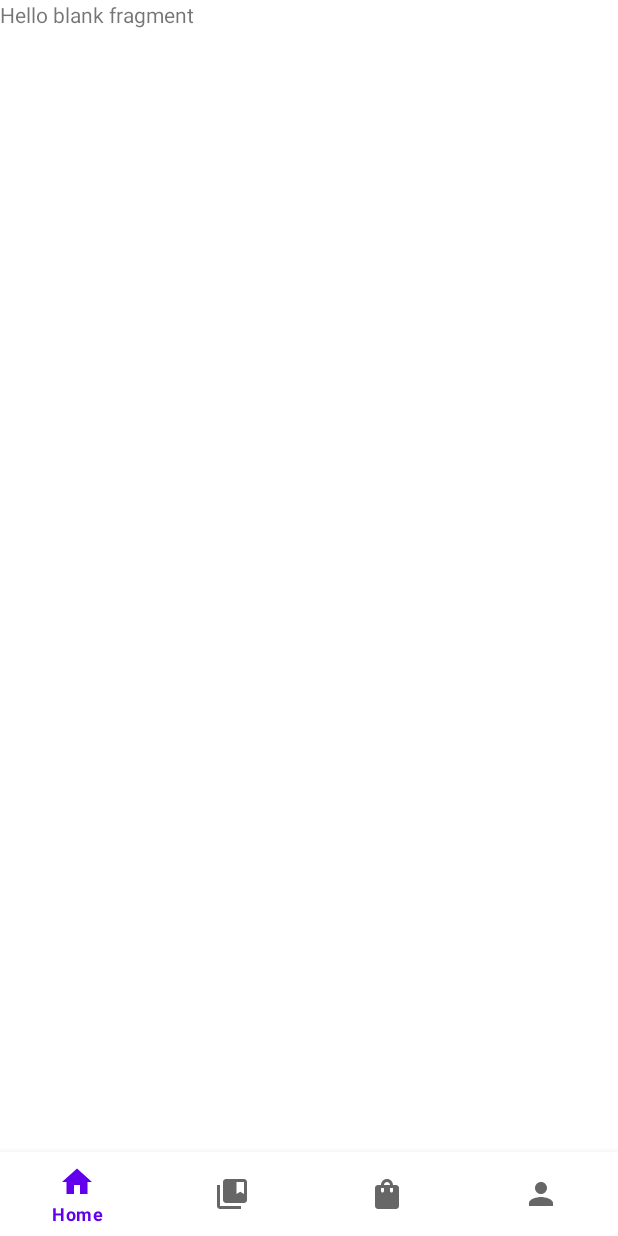
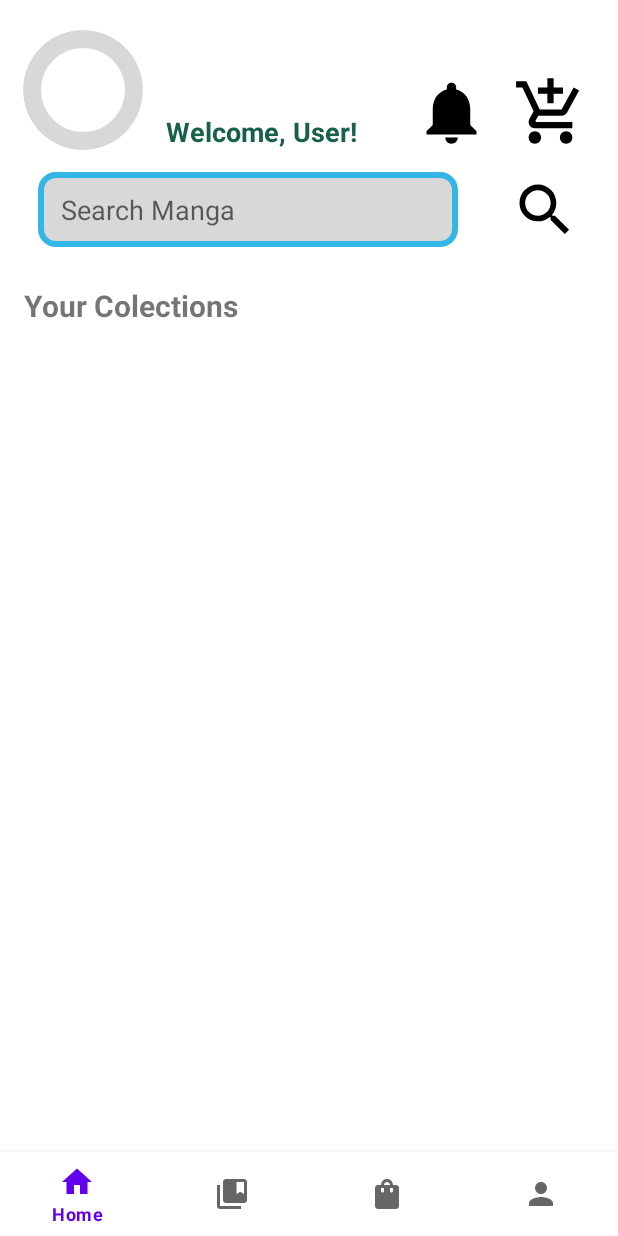
Before and after one commit to VanDungHoang24/doannhom8_ltdd1_app_doctruyen_kolin, an Android app: the fragment FrColection placed in its activity, on a phone screen of 412 x 824 dp. Run offline under Robolectric (Android 15) with nearby library versions, the phone set to English and light mode, and no system bars.

Commit message:
ADD:feature  Colections(FrColection)

```diff
--- a/AppDocTruyenTranhOnline/app/build.gradle.kts
+++ b/AppDocTruyenTranhOnline/app/build.gradle.kts
@@ -1,6 +1,7 @@
 plugins {
     alias(libs.plugins.android.application)
     alias(libs.plugins.kotlin.android)
+    id ("kotlin-parcelize")
 }
 
 android {
--- /dev/null
+++ b/AppDocTruyenTranhOnline/app/src/main/java/com/tdc/nhom8/appdoctruyentranhonline/Author.kt
@@ -0,0 +1,11 @@
+package com.tdc.nhom8.appdoctruyentranhonline
+import android.os.Parcelable
+import kotlinx.parcelize.Parcelize
+
+@Parcelize
+data class Author(
+    val id: String,
+    var name: String,
+    var bio: String,
+    var avatar: String
+) : Parcelable
--- /dev/null
+++ b/AppDocTruyenTranhOnline/app/src/main/java/com/tdc/nhom8/appdoctruyentranhonline/Comic.kt
@@ -0,0 +1,14 @@
+package com.tdc.nhom8.appdoctruyentranhonline
+
+import android.os.Parcelable
+import kotlinx.parcelize.Parcelize
+
+    @Parcelize
+    data class Comic(
+        val id: String,
+        var name: String,
+        var author: Author,
+        var price: Double,
+        var coverImage: String,
+        var description: String
+    ) : Parcelable
--- a/AppDocTruyenTranhOnline/app/src/main/java/com/tdc/nhom8/appdoctruyentranhonline/ComicAdapter.kt
+++ b/AppDocTruyenTranhOnline/app/src/main/java/com/tdc/nhom8/appdoctruyentranhonline/ComicAdapter.kt
@@ -9,8 +9,9 @@ import android.widget.ArrayAdapter
 import android.widget.ImageView
 import android.widget.TextView
 import com.tdc.nhom8.appdoctruyentranhonline.MangaDetail
-import com.tdc.nhom8.appdoctruyentranhonline.Object.*
+import com.tdc.nhom8.appdoctruyentranhonline.Comic
 import com.tdc.nhom8.appdoctruyentranhonline.R
+import java.io.Serializable
 
 class ComicAdapter(
     private val context: Context,
@@ -22,13 +23,15 @@ class ComicAdapter(
         val comic = comicList[position]
 
         val comicTitle: TextView = view.findViewById(R.id.tvTitileItem)
+        val comicAuthor: TextView = view.findViewById(R.id.tvAuItem)
         val comicImage: ImageView = view.findViewById(R.id.imgItem)
 
-        // Set tiêu đề
+        // Set tiêu đề comic
         comicTitle.text = comic.name
-
-        // Kiểm tra và đặt ảnh
-        val imageId = getDrawableId(context, comic.cover_image)
+        //set comicAuthor
+        comicAuthor.text=comic.author.name
+        // Kiểm tra và đặt ảnh comic
+        val imageId = getDrawableId(context, comic.coverImage)
         if (imageId != 0) {
             comicImage.setImageResource(imageId) // Sử dụng ảnh từ tài nguyên
         } else {
@@ -40,7 +43,8 @@ class ComicAdapter(
             val intent = Intent(context, MangaDetail::class.java).apply {
                 putExtra("comic_title", comic.name)
                 putExtra("comic_description", comic.description)
-                putExtra("comic_image", comic.cover_image)
+                putExtra("comic_image", comic.coverImage)
+                putExtra("author", comic.author)
             }
             context.startActivity(intent)
         }
--- a/AppDocTruyenTranhOnline/app/src/main/java/com/tdc/nhom8/appdoctruyentranhonline/ComicRecyclerViewAdapter.kt
+++ b/AppDocTruyenTranhOnline/app/src/main/java/com/tdc/nhom8/appdoctruyentranhonline/ComicRecyclerViewAdapter.kt
@@ -8,7 +8,7 @@ import android.widget.ImageView
 import android.widget.TextView
 import androidx.recyclerview.widget.RecyclerView
 import com.tdc.nhom8.appdoctruyentranhonline.MangaDetail
-import com.tdc.nhom8.appdoctruyentranhonline.Object.*
+import com.tdc.nhom8.appdoctruyentranhonline.Comic
 import com.tdc.nhom8.appdoctruyentranhonline.R
 
 
@@ -19,6 +19,7 @@ class ComicRecyclerViewAdapter(
 
     class ComicViewHolder(itemView: View) : RecyclerView.ViewHolder(itemView) {
         val comicTitle: TextView = itemView.findViewById(R.id.item_name)
+        val comicAuthor: TextView = itemView.findViewById(R.id.authorName)
         val comicImage: ImageView = itemView.findViewById(R.id.item_cover_image)
     }
 
@@ -27,10 +28,14 @@ class ComicRecyclerViewAdapter(
         return ComicViewHolder(view)
     }
 
+    //gán vào comic_slider
     override fun onBindViewHolder(holder: ComicViewHolder, position: Int) {
         val comic = comicList[position]
         holder.comicTitle.text = comic.name
-        val imageId = context.resources.getIdentifier(comic.cover_image, "drawable", context.packageName)
+        holder.comicAuthor.text = comic.author.name
+
+
+        val imageId = context.resources.getIdentifier(comic.coverImage, "drawable", context.packageName)
         holder.comicImage.setImageResource(imageId)
 
         // Sự kiện click vào item
@@ -38,7 +43,8 @@ class ComicRecyclerViewAdapter(
             val intent = Intent(context, MangaDetail::class.java).apply {
                 putExtra("comic_title", comic.name)
                 putExtra("comic_description", comic.description)
-                putExtra("comic_image", comic.cover_image)
+                putExtra("comic_image", comic.coverImage)
+                putExtra("author", comic.author)
             }
             context.startActivity(intent)
         }
--- a/AppDocTruyenTranhOnline/app/src/main/java/com/tdc/nhom8/appdoctruyentranhonline/FrColection.kt
+++ b/AppDocTruyenTranhOnline/app/src/main/java/com/tdc/nhom8/appdoctruyentranhonline/FrColection.kt
@@ -6,26 +6,13 @@ import android.view.LayoutInflater
 import android.view.View
 import android.view.ViewGroup
 
-// TODO: Rename parameter arguments, choose names that match
-// the fragment initialization parameters, e.g. ARG_ITEM_NUMBER
-private const val ARG_PARAM1 = "param1"
-private const val ARG_PARAM2 = "param2"
 
-/**
- * A simple [Fragment] subclass.
- * Use the [FrColection.newInstance] factory method to
- * create an instance of this fragment.
- */
 class FrColection : Fragment() {
-    // TODO: Rename and change types of parameters
-    private var param1: String? = null
-    private var param2: String? = null
 
     override fun onCreate(savedInstanceState: Bundle?) {
         super.onCreate(savedInstanceState)
         arguments?.let {
-            param1 = it.getString(ARG_PARAM1)
-            param2 = it.getString(ARG_PARAM2)
+
         }
     }
 
@@ -37,23 +24,5 @@ class FrColection : Fragment() {
         return inflater.inflate(R.layout.fragment_fr_colection, container, false)
     }
 
-    companion object {
-        /**
-         * Use this factory method to create a new instance of
-         * this fragment using the provided parameters.
-         *
-         * @param param1 Parameter 1.
-         * @param param2 Parameter 2.
-         * @return A new instance of fragment frColection.
-         */
-        // TODO: Rename and change types and number of parameters
-        @JvmStatic
-        fun newInstance(param1: String, param2: String) =
-            FrColection().apply {
-                arguments = Bundle().apply {
-                    putString(ARG_PARAM1, param1)
-                    putString(ARG_PARAM2, param2)
-                }
-            }
-    }
+
 }
--- a/AppDocTruyenTranhOnline/app/src/main/java/com/tdc/nhom8/appdoctruyentranhonline/FrHome.kt
+++ b/AppDocTruyenTranhOnline/app/src/main/java/com/tdc/nhom8/appdoctruyentranhonline/FrHome.kt
@@ -15,7 +15,7 @@ import androidx.recyclerview.widget.LinearLayoutManager
 import androidx.recyclerview.widget.RecyclerView
 import com.tdc.nhom8.appdoctruyentranhonline.ComicAdapter
 import com.tdc.nhom8.appdoctruyentranhonline.ComicRecyclerViewAdapter
-import com.tdc.nhom8.appdoctruyentranhonline.Object.*
+import com.tdc.nhom8.appdoctruyentranhonline.Comic
 import com.tdc.nhom8.appdoctruyentranhonline.databinding.FragmentFrHomeBinding
 
 
@@ -80,15 +80,16 @@ class FrHome : Fragment() {
         comicListTopTuan = listOf(
             Comic("Item09", "Tokyo Ghoul", Author("Au009", "Ishida", "A ghoul's life and survival in Tokyo", "aau9"), 98.4, "cover_image_cm9", ""),
             Comic("Item10", "One Punch Man", Author("Au010", "Murata", "A hero who defeats anyone with a single punch", "aau10"), 112.3, "cover_image_cm10", ""),
-            Comic("Item11", "Demon Slayer", Author("Au011", "Koyoharu", "The fight against demons to save loved ones", "aau11"), 130.0, "cover_image_cm11", ""),
-            Comic("Item12", "Fairy Tail", Author("Au012", "Mashima", "A guild of mages embarking on epic adventures", "aau12"), 75.0, "cover_image_cm12", "")
+            Comic("Item16", "Hunter x Hunter", Author("Au016", "Togashi", "A young boy's journey to find his father", "aau16"), 140.3, "cover_image_cm16", ""),
+            Comic("Item11", "Demon Slayer", Author("Au011", "Koyoharu", "The fight against demons to save loved ones", "aau11"), 130.0, "cover_image_cm11", "")
         )
 
        comicListTopThang = listOf(
             Comic("Item13", "Fullmetal Alchemist", Author("Au013", "Arakawa", "Two brothers seek the Philosopher's Stone", "aau13"), 120.8, "cover_image_cm13", ""),
             Comic("Item14", "Death Note", Author("Au014", "Ohba", "A high school student discovers a deadly notebook", "aau14"), 110.2, "cover_image_cm14", ""),
             Comic("Item15", "Sword Art Online", Author("Au015", "Kawahara", "Trapped in a virtual world, players must survive", "aau15"), 85.4, "cover_image_cm15", ""),
-            Comic("Item16", "Hunter x Hunter", Author("Au016", "Togashi", "A young boy's journey to find his father", "aau16"), 140.3, "cover_image_cm16", "")
+           Comic("Item12", "Fairy Tail", Author("Au012", "Mashima", "A guild of mages embarking on epic adventures", "aau12"), 75.0, "cover_image_cm12", "")
+
         )
 
 
@@ -166,7 +167,7 @@ class FrHome : Fragment() {
         val intent = Intent(requireActivity(), MangaDetail::class.java).apply {
             putExtra("comic_title", comic.name)
             putExtra("comic_description", comic.description)
-            putExtra("comic_image", comic.cover_image) // Truyền URL hoặc ID tài nguyên của ảnh
+            putExtra("comic_image", comic.coverImage) // Truyền URL hoặc ID tài nguyên của ảnh
         }
         startActivity(intent)
     }
--- a/AppDocTruyenTranhOnline/app/src/main/java/com/tdc/nhom8/appdoctruyentranhonline/Object.kt
+++ /dev/null
@@ -1,25 +0,0 @@
-package com.tdc.nhom8.appdoctruyentranhonline
-
-class Object {
-    // Data classes for Author, User, and Comic
-data class Author(val id: String, var name: String, var bio: String, var avatar: String)
-
-
-    data class User(
-        val id: String,
-        var name: String,
-        var password: String,
-        var email: String,
-        var User_cover_image: String
-    )
-
-    data class Comic(
-        val id: String,
-        var name: String,
-        var author: Author,
-        var price: Double,
-        var cover_image: String,
-        var description: String
-    )
-
-}
--- a/AppDocTruyenTranhOnline/app/src/main/java/com/tdc/nhom8/appdoctruyentranhonline/SliderAdapter.kt
+++ b/AppDocTruyenTranhOnline/app/src/main/java/com/tdc/nhom8/appdoctruyentranhonline/SliderAdapter.kt
@@ -1,6 +1,7 @@
 package com.tdc.nhom8.appdoctruyentranhonline
 
-import com.tdc.nhom8.appdoctruyentranhonline.Object.*
+import com.tdc.nhom8.appdoctruyentranhonline.Author
+import com.tdc.nhom8.appdoctruyentranhonline.Comic
 import android.content.Context
 import android.view.LayoutInflater
 import android.view.View
@@ -27,7 +28,7 @@ class SliderAdapter(
         holder.iAuthorName.text = item.author.name
 
         // Set image for comic cover
-        val imageResId = getDrawableId(holder.itemView.context, item.cover_image)
+        val imageResId = getDrawableId(holder.itemView.context, item.coverImage)
         holder.iCoverImage.setImageResource(imageResId.takeIf { it != 0 } ?: R.drawable.default_image)
 
         // Set on click listener for item
--- a/AppDocTruyenTranhOnline/app/src/main/res/layout/fragment_fr_colection.xml
+++ b/AppDocTruyenTranhOnline/app/src/main/res/layout/fragment_fr_colection.xml
@@ -1,14 +1,102 @@
 <?xml version="1.0" encoding="utf-8"?>
-<FrameLayout xmlns:android="http://schemas.android.com/apk/res/android"
+<LinearLayout xmlns:android="http://schemas.android.com/apk/res/android"
     xmlns:tools="http://schemas.android.com/tools"
     android:layout_width="match_parent"
     android:layout_height="match_parent"
-    tools:context=".FrColection">
+    android:orientation="vertical"
+    tools:context=".FrCollection">
 
-    <!-- TODO: Update blank fragment layout -->
+    <!-- Header -->
+    <LinearLayout
+        android:id="@+id/GroupHeader"
+        android:layout_width="match_parent"
+        android:layout_height="100dp"
+        android:orientation="horizontal"
+        android:gravity="fill_horizontal|bottom">
+
+        <!-- User avatar -->
+        <ImageView
+            android:id="@+id/userAvatar"
+            android:layout_width="80dp"
+            android:layout_height="80dp"
+            android:layout_marginHorizontal="15dp"
+            android:background="@drawable/avatar_bolder"
+            android:clipToOutline="true"
+            android:scaleType="centerCrop" />
+
+        <!-- Welcome Text -->
+        <TextView
+            android:id="@+id/tvWelcome"
+            android:layout_width="150dp"
+            android:layout_height="80dp"
+            android:gravity="bottom"
+            android:maxLines="2"
+            android:text="Welcome, User!"
+            android:textColor="#176049"
+            android:textStyle="bold"
+            android:layout_marginRight="15dp"
+            android:textSize="18sp" />
+
+        <!-- Notification icon -->
+        <ImageView
+            android:id="@+id/notificationIcon"
+            android:layout_width="50dp"
+            android:layout_height="50dp"
+            android:background="@drawable/baseline_notifications_24" />
+
+        <!-- Shopping cart icon -->
+        <ImageView
+            android:id="@+id/cartIcon"
+            android:layout_width="50dp"
+            android:layout_height="50dp"
+            android:layout_marginStart="16dp"
+            android:layout_marginTop="20dp"
+            android:background="@drawable/baseline_add_shopping_cart_24" />
+    </LinearLayout>
+
+    <!-- Search Bar -->
+    <LinearLayout
+        android:layout_width="match_parent"
+        android:layout_height="60dp"
+        android:orientation="horizontal"
+        android:gravity="center"
+        android:layout_marginTop="10dp">
+
+        <EditText
+            android:id="@+id/edtSearch"
+            android:layout_width="280dp"
+            android:layout_height="50dp"
+            android:background="@drawable/search_bolder"
+            android:hint="Search Manga"
+            android:gravity="left|center"
+            android:paddingLeft="15dp" />
+
+        <ImageView
+            android:id="@+id/searchIcon"
+            android:layout_width="45dp"
+            android:layout_height="45dp"
+            android:background="@drawable/baseline_search_24"
+            android:layout_marginLeft="35dp" />
+    </LinearLayout>
+
+    <!-- Top Manga Section -->
     <TextView
+        android:id="@+id/tvTopManga"
+        android:layout_width="wrap_content"
+        android:layout_height="wrap_content"
+        android:layout_marginTop="20dp"
+        android:layout_marginLeft="16dp"
+        android:text="Your Colections"
+        android:textSize="20sp"
+        android:textStyle="bold" />
+
+    <GridView
+        android:id="@+id/gridView"
         android:layout_width="match_parent"
-        android:layout_height="match_parent"
-        android:text="@string/hello_blank_fragment" />
-
-</FrameLayout>
+        android:layout_height="400dp"
+        android:gravity="center"
+        android:horizontalSpacing="10dp"
+        android:numColumns="3"
+        android:padding="10dp"
+        android:verticalSpacing="10dp" />
+</LinearLayout>
--- a/AppDocTruyenTranhOnline/app/src/main/res/layout/fragment_fr_home.xml
+++ b/AppDocTruyenTranhOnline/app/src/main/res/layout/fragment_fr_home.xml
@@ -6,7 +6,7 @@
     android:orientation="vertical"
     tools:context=".FrHome">
 
-    <!-- TODO: Update blank fragment layout -->
+
 <LinearLayout
     android:id="@+id/GroupHeader"
     android:layout_width="match_parent"
--- a/AppDocTruyenTranhOnline/app/src/main/res/layout/item_slider.xml
+++ b/AppDocTruyenTranhOnline/app/src/main/res/layout/item_slider.xml
@@ -38,9 +38,9 @@
         android:text=""
         android:maxLength="135"
         android:maxLines="2"
-        android:textStyle="italic"
+        android:textStyle="bold|italic"
         android:paddingLeft="5dp"
         android:gravity="start"
-        android:textSize="8sp" />
+        android:textSize="10sp" />
 
 </LinearLayout>
--- a/AppDocTruyenTranhOnline/app/src/main/res/values/strings.xml
+++ b/AppDocTruyenTranhOnline/app/src/main/res/values/strings.xml
@@ -2,4 +2,5 @@
     <string name="app_name">AppDocTruyenTranhOnline</string>
     <!-- TODO: Remove or change this placeholder text -->
     <string name="hello_blank_fragment">Hello blank fragment</string>
+    <string name="back_button">back to home page</string>
 </resources>
```
Also changed, not shown: AppDocTruyenTranhOnline/app/src/main/java/com/tdc/nhom8/appdoctruyentranhonline/MangaDetail.kt (+13 -0 lines), AppDocTruyenTranhOnline/app/src/main/java/com/tdc/nhom8/appdoctruyentranhonline/MangaGridAdapter.kt (added, +41 -0 lines), AppDocTruyenTranhOnline/app/src/main/java/com/tdc/nhom8/appdoctruyentranhonline/User.kt (added, +13 -0 lines), AppDocTruyenTranhOnline/app/src/main/res/layout/activity_manga_detail.xml (+31 -9 lines), AppDocTruyenTranhOnline/app/src/main/res/layout/grid_item.xml (added, +21 -0 lines), AppDocTruyenTranhOnline/app/src/main/res/drawable/cover_image_cm19.jpg (added).
